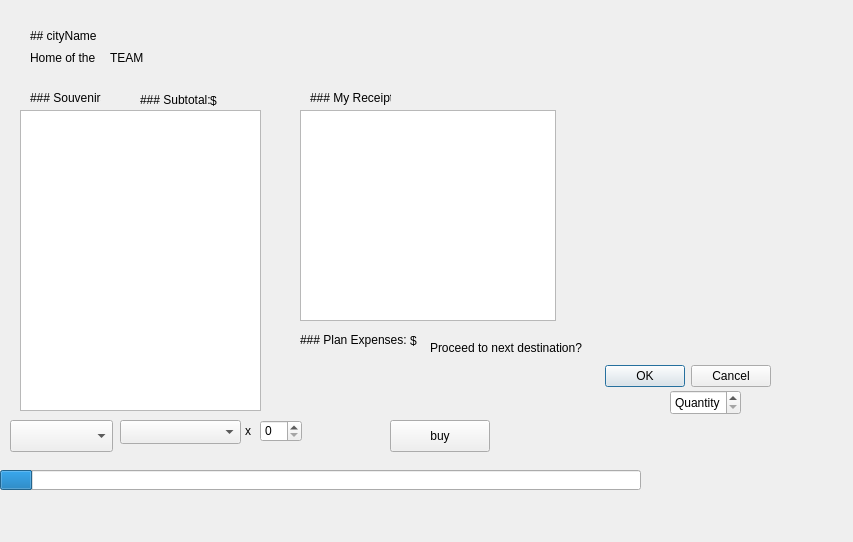
This is Project-2-NFL/tripprogressWidget.ui in massivemembrain/Project-2-NFL as Qt 5 draws it before an edit. The edited form follows.
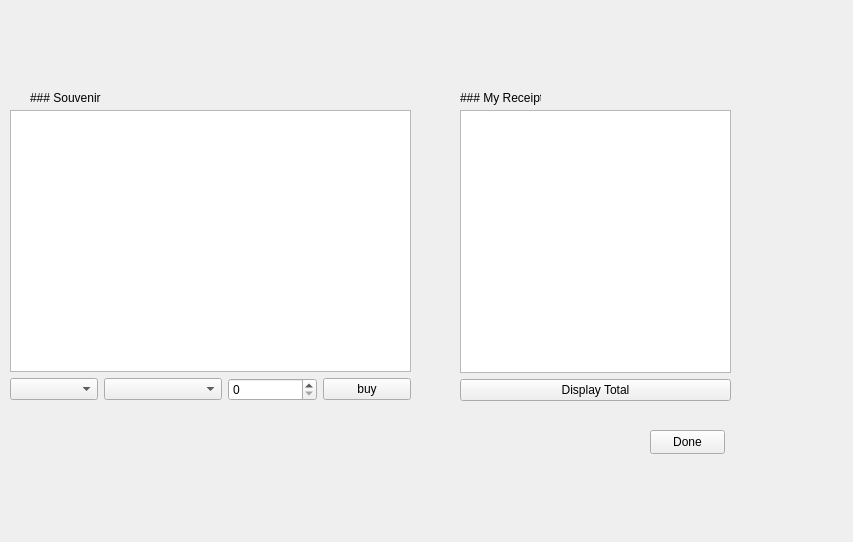
This is the edited form.

Commit message: Souvenir Shop is somewhat working

```diff
--- a/Project-2-NFL/tripprogressWidget.ui
+++ b/Project-2-NFL/tripprogressWidget.ui
@@ -13,106 +13,6 @@
   <property name="windowTitle">
    <string>Form</string>
   </property>
-  <widget class="QLabel" name="teamName">
-   <property name="geometry">
-    <rect>
-     <x>110</x>
-     <y>50</y>
-     <width>49</width>
-     <height>16</height>
-    </rect>
-   </property>
-   <property name="text">
-    <string>TEAM</string>
-   </property>
-  </widget>
-  <widget class="QTableWidget" name="souvenirTable">
-   <property name="geometry">
-    <rect>
-     <x>20</x>
-     <y>110</y>
-     <width>241</width>
-     <height>301</height>
-    </rect>
-   </property>
-  </widget>
-  <widget class="QSpinBox" name="souvenirQuantity">
-   <property name="geometry">
-    <rect>
-     <x>670</x>
-     <y>390</y>
-     <width>71</width>
-     <height>25</height>
-    </rect>
-   </property>
-   <property name="focusPolicy">
-    <enum>Qt::WheelFocus</enum>
-   </property>
-   <property name="specialValueText">
-    <string>Quantity</string>
-   </property>
-   <property name="maximum">
-    <number>999</number>
-   </property>
-  </widget>
-  <widget class="QLabel" name="label_proceed">
-   <property name="geometry">
-    <rect>
-     <x>430</x>
-     <y>340</y>
-     <width>161</width>
-     <height>16</height>
-    </rect>
-   </property>
-   <property name="text">
-    <string>Proceed to next destination?</string>
-   </property>
-  </widget>
-  <widget class="QComboBox" name="souvenirOptions">
-   <property name="geometry">
-    <rect>
-     <x>120</x>
-     <y>420</y>
-     <width>121</width>
-     <height>24</height>
-    </rect>
-   </property>
-   <property name="acceptDrops">
-    <bool>false</bool>
-   </property>
-   <property name="placeholderText">
-    <string>no item selected</string>
-   </property>
-  </widget>
-  <widget class="QDialogButtonBox" name="proceedButtons">
-   <property name="geometry">
-    <rect>
-     <x>430</x>
-     <y>360</y>
-     <width>341</width>
-     <height>32</height>
-    </rect>
-   </property>
-   <property name="orientation">
-    <enum>Qt::Horizontal</enum>
-   </property>
-   <property name="standardButtons">
-    <set>QDialogButtonBox::Cancel|QDialogButtonBox::Ok</set>
-   </property>
-  </widget>
-  <widget class="QLabel" name="totalExpenseCity">
-   <property name="geometry">
-    <rect>
-     <x>210</x>
-     <y>90</y>
-     <width>71</width>
-     <height>21</height>
-    </rect>
-   </property>
-   <property name="text">
-    <string>$ </string>
-   </property>
-  </widget>
   <widget class="QLabel" name="label_souvenir">
    <property name="geometry">
     <rect>
@@ -129,132 +29,10 @@
     <enum>Qt::MarkdownText</enum>
    </property>
   </widget>
-  <widget class="QLabel" name="label_home">
-   <property name="geometry">
-    <rect>
-     <x>30</x>
-     <y>50</y>
-     <width>71</width>
-     <height>16</height>
-    </rect>
-   </property>
-   <property name="text">
-    <string>Home of the</string>
-   </property>
-  </widget>
-  <widget class="QLabel" name="label_souvenir_quantity">
-   <property name="geometry">
-    <rect>
-     <x>240</x>
-     <y>420</y>
-     <width>16</width>
-     <height>21</height>
-    </rect>
-   </property>
-   <property name="text">
-    <string>x</string>
-   </property>
-   <property name="alignment">
-    <set>Qt::AlignCenter</set>
-   </property>
-  </widget>
-  <widget class="QLabel" name="label_city_total">
-   <property name="geometry">
-    <rect>
-     <x>140</x>
-     <y>90</y>
-     <width>71</width>
-     <height>20</height>
-    </rect>
-   </property>
-   <property name="text">
-    <string>### Subtotal:</string>
-   </property>
-   <property name="textFormat">
-    <enum>Qt::MarkdownText</enum>
-   </property>
-  </widget>
-  <widget class="QLabel" name="stadiumName">
-   <property name="geometry">
-    <rect>
-     <x>30</x>
-     <y>20</y>
-     <width>141</width>
-     <height>31</height>
-    </rect>
-   </property>
-   <property name="text">
-    <string>## cityName</string>
-   </property>
-   <property name="textFormat">
-    <enum>Qt::MarkdownText</enum>
-   </property>
-   <property name="scaledContents">
-    <bool>false</bool>
-   </property>
-   <property name="alignment">
-    <set>Qt::AlignLeading|Qt::AlignLeft|Qt::AlignVCenter</set>
-   </property>
-  </widget>
-  <widget class="QProgressBar" name="progressBar">
-   <property name="geometry">
-    <rect>
-     <x>0</x>
-     <y>470</y>
-     <width>641</width>
-     <height>20</height>
-    </rect>
-   </property>
-   <property name="value">
-    <number>5</number>
-   </property>
-   <property name="textVisible">
-    <bool>false</bool>
-   </property>
-  </widget>
-  <widget class="QLabel" name="label_plan_total">
-   <property name="geometry">
-    <rect>
-     <x>300</x>
-     <y>330</y>
-     <width>111</width>
-     <height>20</height>
-    </rect>
-   </property>
-   <property name="text">
-    <string>### Plan Expenses:</string>
-   </property>
-   <property name="textFormat">
-    <enum>Qt::MarkdownText</enum>
-   </property>
-  </widget>
-  <widget class="QLabel" name="totalExpensePlan">
-   <property name="geometry">
-    <rect>
-     <x>410</x>
-     <y>330</y>
-     <width>71</width>
-     <height>21</height>
-    </rect>
-   </property>
-   <property name="text">
-    <string>$ </string>
-   </property>
-  </widget>
-  <widget class="QTextBrowser" name="tripReceipt">
-   <property name="geometry">
-    <rect>
-     <x>300</x>
-     <y>110</y>
-     <width>256</width>
-     <height>211</height>
-    </rect>
-   </property>
-  </widget>
   <widget class="QLabel" name="label_receipt">
    <property name="geometry">
     <rect>
-     <x>310</x>
+     <x>460</x>
      <y>90</y>
      <width>81</width>
      <height>16</height>
@@ -267,38 +45,82 @@
     <enum>Qt::MarkdownText</enum>
    </property>
   </widget>
-  <widget class="QComboBox" name="comboBox">
+  <widget class="QWidget" name="verticalLayoutWidget">
    <property name="geometry">
     <rect>
      <x>10</x>
-     <y>420</y>
-     <width>103</width>
-     <height>32</height>
+     <y>110</y>
+     <width>401</width>
+     <height>291</height>
     </rect>
    </property>
+   <layout class="QVBoxLayout" name="verticalLayout">
+    <item>
+     <widget class="QTableView" name="souvenirTable"/>
+    </item>
+    <item>
+     <layout class="QHBoxLayout" name="horizontalLayout">
+      <item>
+       <widget class="QComboBox" name="comboBox"/>
+      </item>
+      <item>
+       <widget class="QComboBox" name="comboBox_souvenirs">
+        <property name="acceptDrops">
+         <bool>false</bool>
+        </property>
+        <property name="placeholderText">
+         <string>no item selected</string>
+        </property>
+       </widget>
+      </item>
+      <item>
+       <widget class="QSpinBox" name="spinBox_quantity"/>
+      </item>
+      <item>
+       <widget class="QPushButton" name="pushButton_buy">
+        <property name="text">
+         <string>buy</string>
+        </property>
+       </widget>
+      </item>
+     </layout>
+    </item>
+   </layout>
   </widget>
-  <widget class="QPushButton" name="pushButton_buy">
+  <widget class="QPushButton" name="pushButton_done">
    <property name="geometry">
     <rect>
-     <x>390</x>
-     <y>420</y>
-     <width>100</width>
-     <height>32</height>
+     <x>650</x>
+     <y>430</y>
+     <width>75</width>
+     <height>24</height>
     </rect>
    </property>
    <property name="text">
-    <string>buy</string>
+    <string>Done</string>
    </property>
   </widget>
-  <widget class="QSpinBox" name="spinBox_quantity">
+  <widget class="QWidget" name="verticalLayoutWidget_2">
    <property name="geometry">
     <rect>
-     <x>260</x>
-     <y>420</y>
-     <width>42</width>
-     <height>22</height>
+     <x>460</x>
+     <y>110</y>
+     <width>271</width>
+     <height>291</height>
     </rect>
    </property>
+   <layout class="QVBoxLayout" name="verticalLayout_2">
+    <item>
+     <widget class="QTextBrowser" name="tripReceipt"/>
+    </item>
+    <item>
+     <widget class="QPushButton" name="pushButton_total">
+      <property name="text">
+       <string>Display Total</string>
+      </property>
+     </widget>
+    </item>
+   </layout>
   </widget>
  </widget>
  <resources/>
```
The commit also changes 12 other files.
